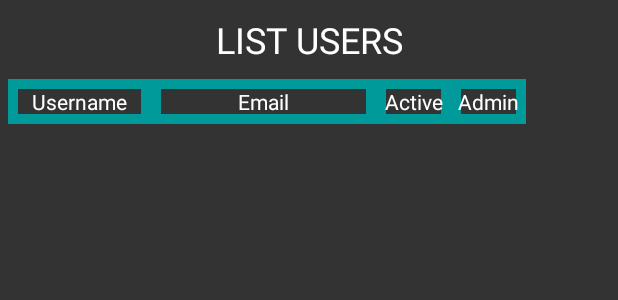
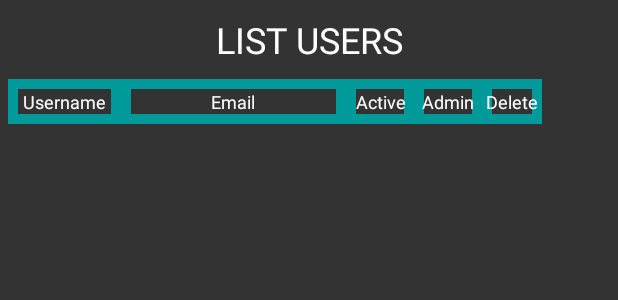
Before and after one commit to thuhangnguyen8894/SmartPlug, an Android app: the layout activity_list_users.xml on its own in the app's theme, with its tools: preview values and no code run, on a phone screen of 412 x 824 dp. Shown: the top 300 px of the screen. Run offline under Robolectric (Android 15) with nearby library versions, the phone set to English and light mode, and no system bars; network calls fail.

Commit message:
HangNguyen modified Android and Django

```diff
--- a/android/SmartPlug/app/src/main/java/com/nguyenthuhang/smartplug/Constants.java
+++ b/android/SmartPlug/app/src/main/java/com/nguyenthuhang/smartplug/Constants.java
@@ -65,6 +65,10 @@ public class Constants {
 
     public static final String ATTR_JSON_STATUS_VALUE_SELECT_HISTORY = "SELECT_HISTORY";
 
+    public static final String ATTR_JSON_DELETE_STATUS_VALUE_USER_SUCCESSFUL = "DELETE_USER_SUCCESSFUL";
+    public static final String ATTR_JSON_DELETE_STATUS_VALUE_USER_ERROR = "DELETE_USER_ERROR";
+
+
 
     public static final String ATTR_JSON_MONTHSD = "MONTHSD";
     public static final String ATTR_JSON_DAYSD = "DAYSD";
@@ -72,6 +76,8 @@ public class Constants {
     public static final String ATTR_JSON_HOURSD = "HOURSD";
     public static final String ATTR_JSON_MINUTESD = "MINUTESD";
     public static final String ATTR_JSON_SECONDSD = "SECONDSD";
+
+
 
 
     public static boolean usernameValidationLength(String s){
--- a/android/SmartPlug/app/src/main/java/com/nguyenthuhang/smartplug/HistoryActivity.java
+++ b/android/SmartPlug/app/src/main/java/com/nguyenthuhang/smartplug/HistoryActivity.java
@@ -5,6 +5,7 @@ import android.content.Context;
 import android.content.DialogInterface;
 import android.content.Intent;
 import android.content.SharedPreferences;
+import android.graphics.Color;
 import android.support.v7.app.AlertDialog;
 import android.support.v7.app.AppCompatActivity;
 import android.os.Bundle;
@@ -165,8 +166,8 @@ public class HistoryActivity extends AppCompatActivity implements APIService.Ser
 
         alertDialog.getWindow().setBackgroundDrawableResource(R.color.colorWhite);
 
-        alertDialog.getButton(alertDialog.BUTTON_NEGATIVE).setTextColor(getColor(R.color.colorControlActivated));
-        alertDialog.getButton(alertDialog.BUTTON_POSITIVE).setTextColor(getColor(R.color.colorControlActivated));
+        alertDialog.getButton(alertDialog.BUTTON_NEGATIVE).setTextColor(Color.parseColor("#46bdbf"));
+        alertDialog.getButton(alertDialog.BUTTON_POSITIVE).setTextColor(Color.parseColor("#46bdbf"));
     }
 
     @Override
--- a/android/SmartPlug/app/src/main/java/com/nguyenthuhang/smartplug/MainActivity.java
+++ b/android/SmartPlug/app/src/main/java/com/nguyenthuhang/smartplug/MainActivity.java
@@ -4,6 +4,7 @@ import android.content.Context;
 import android.content.DialogInterface;
 import android.content.Intent;
 import android.content.SharedPreferences;
+import android.graphics.Color;
 import android.os.Build;
 import android.support.annotation.RequiresApi;
 import android.support.v7.app.AlertDialog;
@@ -104,7 +105,6 @@ public class MainActivity extends AppCompatActivity  implements APIService.Servi
         });*/
     }
 
-    @RequiresApi(api = Build.VERSION_CODES.M)
     private void doLogout() {
         AlertDialog.Builder alertDialogBuilder = new AlertDialog.Builder(this);
 
@@ -148,8 +148,8 @@ public class MainActivity extends AppCompatActivity  implements APIService.Servi
         //Background AlertDialog
         alertDialog.getWindow().setBackgroundDrawableResource(R.color.colorWhite);
 
-        alertDialog.getButton(alertDialog.BUTTON_NEGATIVE).setTextColor(getColor(R.color.colorControlActivated));
-        alertDialog.getButton(alertDialog.BUTTON_POSITIVE).setTextColor(getColor(R.color.colorControlActivated));
+        alertDialog.getButton(alertDialog.BUTTON_NEGATIVE).setTextColor(Color.parseColor("#46bdbf"));
+        alertDialog.getButton(alertDialog.BUTTON_POSITIVE).setTextColor(Color.parseColor("#46bdbf"));
 
     }
 
--- a/android/SmartPlug/app/src/main/res/layout/activity_list_users.xml
+++ b/android/SmartPlug/app/src/main/res/layout/activity_list_users.xml
@@ -28,34 +28,26 @@
             android:layout_width="match_parent"
             android:layout_height="10dp" />
 
-        <!--<TextView
-            android:layout_width="246dp"
-            android:layout_height="wrap_content"
-            android:id="@+id/txtAdminListUsers"/>
-
-        <Button
-            android:layout_width="100dp"
-            android:layout_height="wrap_content"
-            android:id="@+id/btnLogoutAdminListUsers"
-            android:text="Log out"/>-->
     </LinearLayout>
 
     <LinearLayout
         android:layout_width="match_parent"
         android:layout_height="wrap_content"
+
         android:orientation="horizontal"
         android:weightSum="1">
         <TextView
             android:layout_width="5dp"
             android:layout_height="30dp"/>
         <TextView
-            android:layout_width="95dp"
+            android:layout_width="75dp"
             android:layout_height="30dp"
             android:text="Username"
             android:layout_gravity="center"
             android:gravity="center"
             android:textColor="#fff"
-            android:background="@drawable/border"/>
+            android:background="@drawable/border"
+            android:textSize="12dp"/>
 
         <TextView
             android:layout_width="150dp"
@@ -64,25 +56,38 @@
             android:layout_gravity="center"
             android:gravity="center"
             android:textColor="#fff"
-            android:background="@drawable/border"/>
+            android:background="@drawable/border"
+            android:textSize="12dp"/>
 
         <TextView
-            android:layout_width="50dp"
+            android:layout_width="45dp"
             android:layout_height="30dp"
             android:layout_gravity="center"
             android:gravity="center"
             android:text="Active"
             android:textColor="#fff"
-            android:background="@drawable/border"/>
+            android:background="@drawable/border"
+            android:textSize="12dp"/>
 
         <TextView
-            android:layout_width="50dp"
+            android:layout_width="45dp"
             android:layout_height="30dp"
             android:layout_gravity="center"
             android:gravity="center"
             android:text="Admin"
             android:textColor="#fff"
-            android:background="@drawable/border"/>
+            android:background="@drawable/border"
+            android:textSize="12dp"/>
+
+        <TextView
+            android:layout_width="40dp"
+            android:layout_height="30dp"
+            android:layout_gravity="center"
+            android:gravity="center"
+            android:text="Delete"
+            android:textColor="#fff"
+            android:background="@drawable/border"
+            android:textSize="12dp"/>
 
     </LinearLayout>
 
```
Also changed, not shown: android/SmartPlug/app/src/main/java/com/nguyenthuhang/smartplug/ListUsersActivity.java (+9 -16 lines), android/SmartPlug/app/src/main/java/com/nguyenthuhang/smartplug/adapter/AdapterUser.java (+110 -3 lines), android/SmartPlug/app/src/main/res/layout/list_users.xml (+37 -23 lines), 1 other file.
